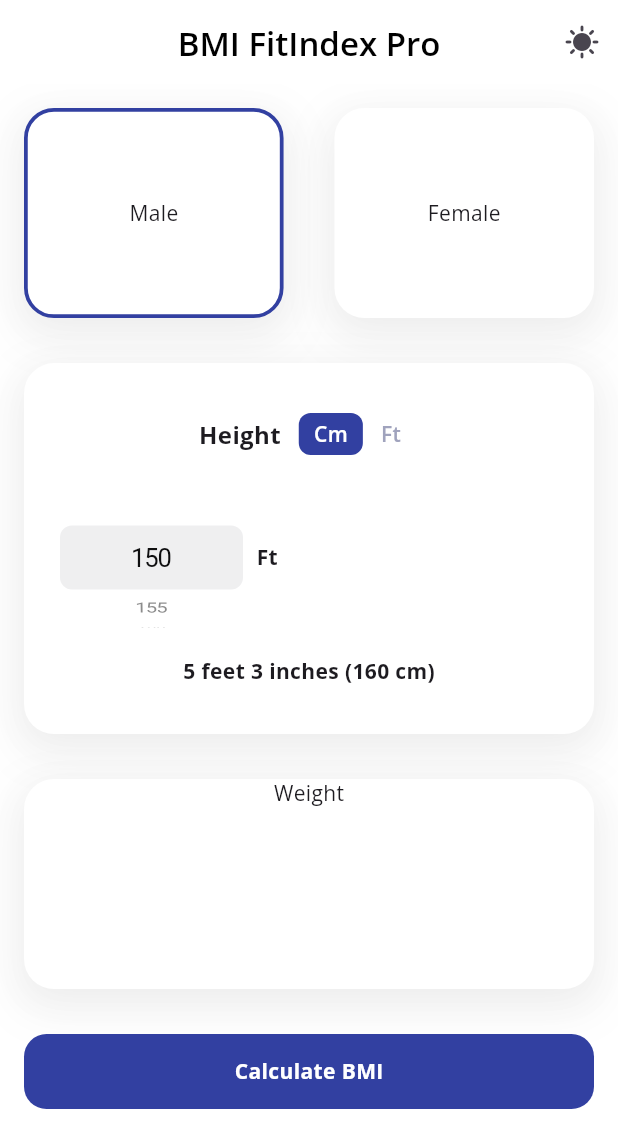
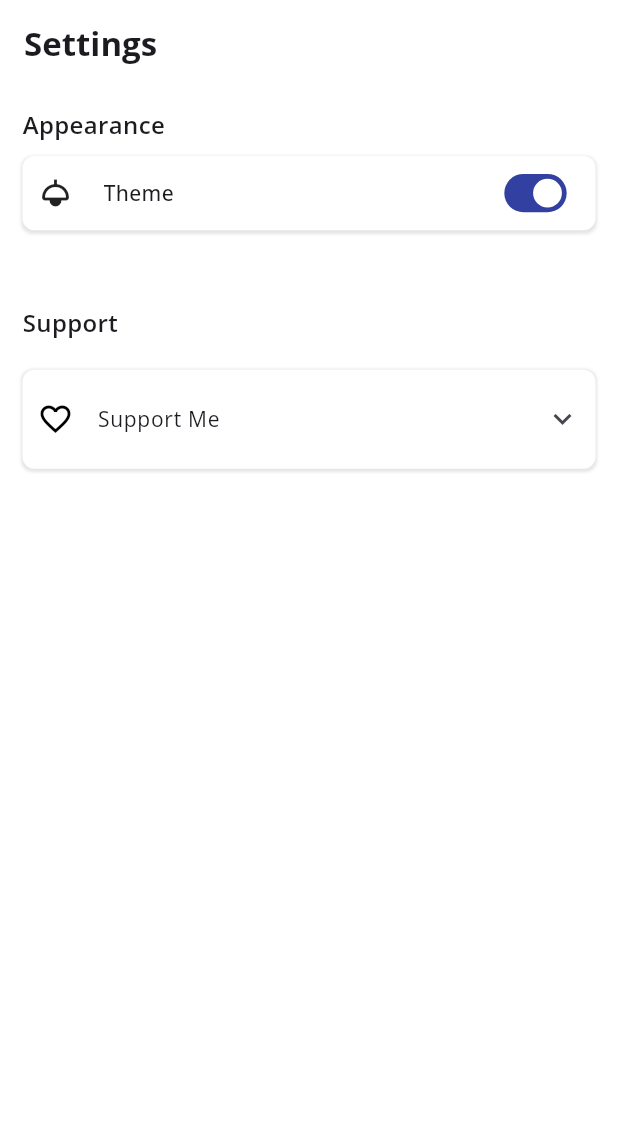
Before and after one commit to mayurkapilit23/bmi_provider, a Flutter app: the screen it shows after launch, on a phone screen of 412 x 824 dp. Shown: the top 1148 px of the screen. Run offline on Flutter 3.47's test engine with Material 3 defaults, Android fonts, the phone set to English and light mode, and no system bars; our stand-ins replace equatable, flutter_bloc, google_fonts.

Commit message:
add setting up

```diff
--- a/lib/main.dart
+++ b/lib/main.dart
@@ -1,8 +1,6 @@
-import 'package:bmi_provider/provider/bmi_provider.dart';
-import 'package:bmi_provider/screens/bmi_calculator_screen.dart';
+import 'package:bmi_provider/screens/settings_screen.dart';
 import 'package:flutter/material.dart';
 import 'package:google_fonts/google_fonts.dart';
-import 'package:provider/provider.dart';
 
 void main() {
   runApp(const MyApp());
@@ -13,17 +11,14 @@ class MyApp extends StatelessWidget {
 
   @override
   Widget build(BuildContext context) {
-    return ChangeNotifierProvider(
-      create: (context) => BmiProvider(), // Create an instance of your BMIModel
-      child: MaterialApp(
-        debugShowCheckedModeBanner: false,
-        theme: ThemeData(
-          primarySwatch: Colors.blue,
-          visualDensity: VisualDensity.adaptivePlatformDensity,
-          textTheme: GoogleFonts.openSansTextTheme(),
-        ),
-        home: BMICalculatorScreen(),
+    return MaterialApp(
+      debugShowCheckedModeBanner: false,
+      theme: ThemeData(
+        primarySwatch: Colors.blue,
+        visualDensity: VisualDensity.adaptivePlatformDensity,
+        textTheme: GoogleFonts.openSansTextTheme(),
       ),
+      home: SettingsScreen(),
     );
   }
 }
--- a/lib/screens/bmi_calculator_screen.dart
+++ b/lib/screens/bmi_calculator_screen.dart
@@ -1,3 +1,4 @@
+import 'package:bmi_provider/screens/settings_screen.dart';
 import 'package:bmi_provider/widgets/custom_gender_card.dart';
 import 'package:bmi_provider/widgets/custom_height_card.dart';
 import 'package:bmi_provider/widgets/custom_weight_card.dart';
@@ -30,7 +31,16 @@ class BMICalculatorScreen extends StatelessWidget {
         backgroundColor: AppColors.primaryColor2,
 
         elevation: 0.0,
-        actions: [IconButton(onPressed: () {}, icon: Icon(Icons.sunny))],
+        actions: [
+          IconButton(
+            onPressed: () {
+              Navigator.of(
+                context,
+              ).push(MaterialPageRoute(builder: (context) => SettingsScreen()));
+            },
+            icon: Icon(Icons.settings, color: Colors.black),
+          ),
+        ],
       ),
       body: SafeArea(
         child: SingleChildScrollView(
--- /dev/null
+++ b/lib/screens/settings_screen.dart
@@ -0,0 +1,64 @@
+import 'package:bmi_provider/utils/app_colors.dart';
+import 'package:bmi_provider/widgets/custom_expansion_tile.dart';
+import 'package:bmi_provider/widgets/custom_tile.dart';
+import 'package:flutter/material.dart';
+
+class SettingsScreen extends StatelessWidget {
+  const SettingsScreen({super.key});
+
+  @override
+  Widget build(BuildContext context) {
+    final height = MediaQuery.of(context).size.height * 0.06;
+    final width = MediaQuery.of(context).size.width * 0.42;
+    return Scaffold(
+      backgroundColor: AppColors.primaryColor2,
+      appBar: AppBar(
+        backgroundColor: AppColors.primaryColor2,
+        title: Text('Settings', style: TextStyle(fontWeight: FontWeight.w700)),
+      ),
+      body: SafeArea(
+        child: Padding(
+          padding: EdgeInsets.all(15),
+          child: Column(
+            crossAxisAlignment: CrossAxisAlignment.start,
+            children: [
+              Text(
+                'Appearance',
+                style: TextStyle(fontWeight: FontWeight.w600, fontSize: 16),
+              ),
+              SizedBox(height: 10),
+              CustomTile(
+                iconData: Icons.light,
+                text: 'Theme',
+                widget: SizedBox(
+                  height: 20,
+                  child: Transform.scale(
+                    scale: 0.8,
+
+                    child: Switch(
+                      value: true,
+                      onChanged: (bool value) {},
+                      activeTrackColor: AppColors.accentBlueDarkColor,
+                    ),
+                  ),
+                ),
+                color: AppColors.primaryColor2,
+              ),
+              SizedBox(height: 50),
+
+              Text(
+                'Support',
+                style: TextStyle(fontWeight: FontWeight.w600, fontSize: 16),
+              ),
+
+              SizedBox(height: 10),
+
+              SizedBox(height: 10),
+              CustomExpansionTile(),
+            ],
+          ),
+        ),
+      ),
+    );
+  }
+}
--- /dev/null
+++ b/lib/widgets/custom_expansion_tile.dart
@@ -0,0 +1,70 @@
+import 'package:bmi_provider/widgets/custom_button.dart';
+import 'package:flutter/material.dart';
+
+import '../utils/app_colors.dart';
+
+class CustomExpansionTile extends StatelessWidget {
+  const CustomExpansionTile({super.key});
+
+  final supportMsg =
+      "Hi, I’m Mayur — an indie developer building apps with love.\nYour support keeps me motivated to create more! ☕";
+
+  @override
+  Widget build(BuildContext context) {
+    final height = MediaQuery.of(context).size.height * 0.25;
+    final width = MediaQuery.of(context).size.width * 0.42;
+    return Container(
+      decoration: BoxDecoration(
+        color: AppColors.primaryColor2,
+        borderRadius: BorderRadius.circular(8),
+        boxShadow: [
+          BoxShadow(
+            color: Colors.black38.withOpacity(
+              0.1,
+            ), // Shadow color with some transparency
+            spreadRadius: 1, // How far the shadow spreads
+            blurRadius: 1, // How blurry the shadow is
+            offset: Offset(0, 2 / 2), // Offset of the shadow (x, y)
+          ),
+        ],
+      ),
+      child: ClipRRect(
+        borderRadius: BorderRadius.circular(8),
+        child: ExpansionTile(
+          leading: Icon(Icons.favorite_border, color: Colors.black),
+          tilePadding: EdgeInsets.symmetric(vertical: 5, horizontal: 10),
+          // removes left-right padding
+          childrenPadding: EdgeInsets.zero,
+          // removes child padding
+          collapsedShape: const RoundedRectangleBorder(
+            side: BorderSide.none, // removes border when collapsed
+          ),
+          shape: RoundedRectangleBorder(borderRadius: BorderRadius.circular(8)),
+          title: Text('Support Me', style: TextStyle(fontSize: 14)),
+          backgroundColor: Colors.white,
+
+          children: [
+            Container(
+              padding: const EdgeInsets.all(16.0),
+              height: height,
+              child: Column(
+                mainAxisAlignment: MainAxisAlignment.spaceBetween,
+                children: [
+                  Text(
+                    supportMsg,
+                    style: TextStyle(
+                      color: Colors.black,
+                      height: 1.4, // Line height for better readability
+                    ),
+                  ),
+
+                  CustomButton(text: 'Buy me a Coffee ☕', onTap: () {}),
+                ],
+              ),
+            ),
+          ],
+        ),
+      ),
+    );
+  }
+}
--- /dev/null
+++ b/lib/widgets/custom_tile.dart
@@ -0,0 +1,55 @@
+import 'package:flutter/material.dart';
+
+import '../utils/app_colors.dart';
+
+class CustomTile extends StatelessWidget {
+  const CustomTile({
+    super.key,
+    required this.iconData,
+    required this.text,
+    required this.widget, required this.color,
+  });
+  final IconData iconData;
+  final String text;
+  final Widget widget;
+  final Color color;
+
+  @override
+  Widget build(BuildContext context) {
+    final height = MediaQuery.of(context).size.height * 0.06;
+    final width = MediaQuery.of(context).size.width * 0.42;
+    return Container(
+      padding: EdgeInsets.symmetric(vertical: 10, horizontal: 10),
+      // margin: EdgeInsets.symmetric(vertical: 5),
+      width: double.infinity,
+      height: height,
+      decoration: BoxDecoration(
+        color: color,
+        borderRadius: BorderRadius.circular(8),
+        boxShadow: [
+          BoxShadow(
+            color: Colors.black38.withOpacity(
+              0.1,
+            ), // Shadow color with some transparency
+            spreadRadius: 1, // How far the shadow spreads
+            blurRadius: 1, // How blurry the shadow is
+            offset: Offset(0, 2 / 2), // Offset of the shadow (x, y)
+          ),
+        ],
+      ),
+      child: Row(
+        mainAxisAlignment: MainAxisAlignment.spaceBetween,
+        children: [
+          Row(
+            children: [
+              Icon(iconData),
+              SizedBox(width: 20),
+              Text(text, style: TextStyle(fontWeight: FontWeight.w500)),
+            ],
+          ),
+          widget,
+        ],
+      ),
+    );
+  }
+}
```
